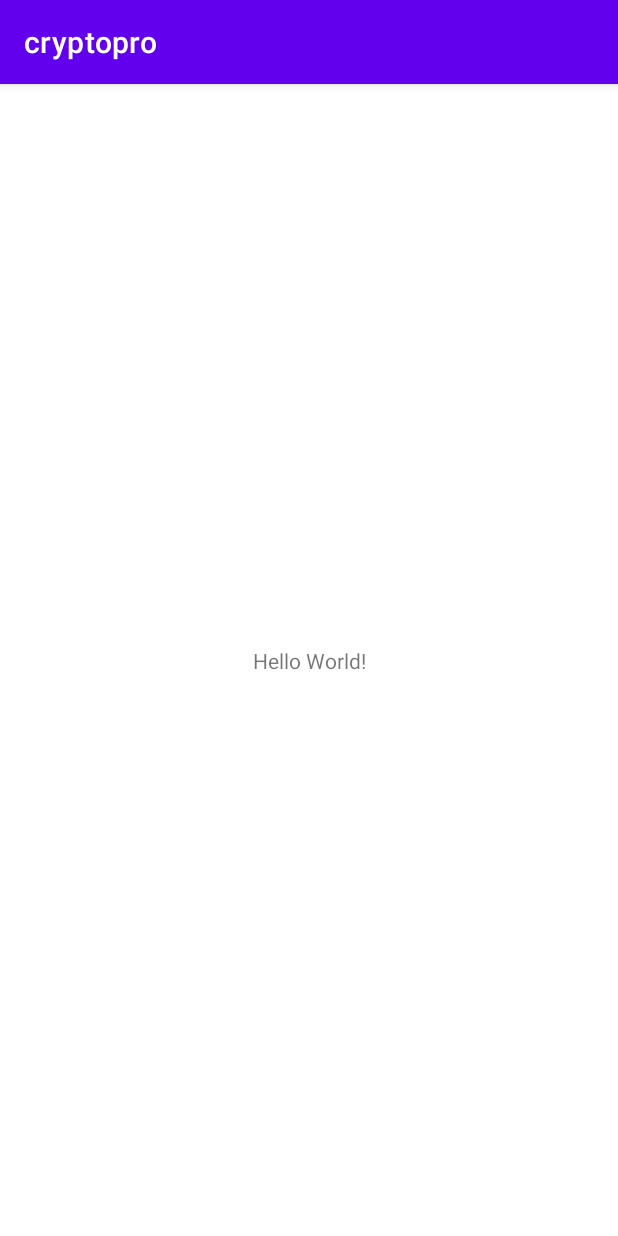
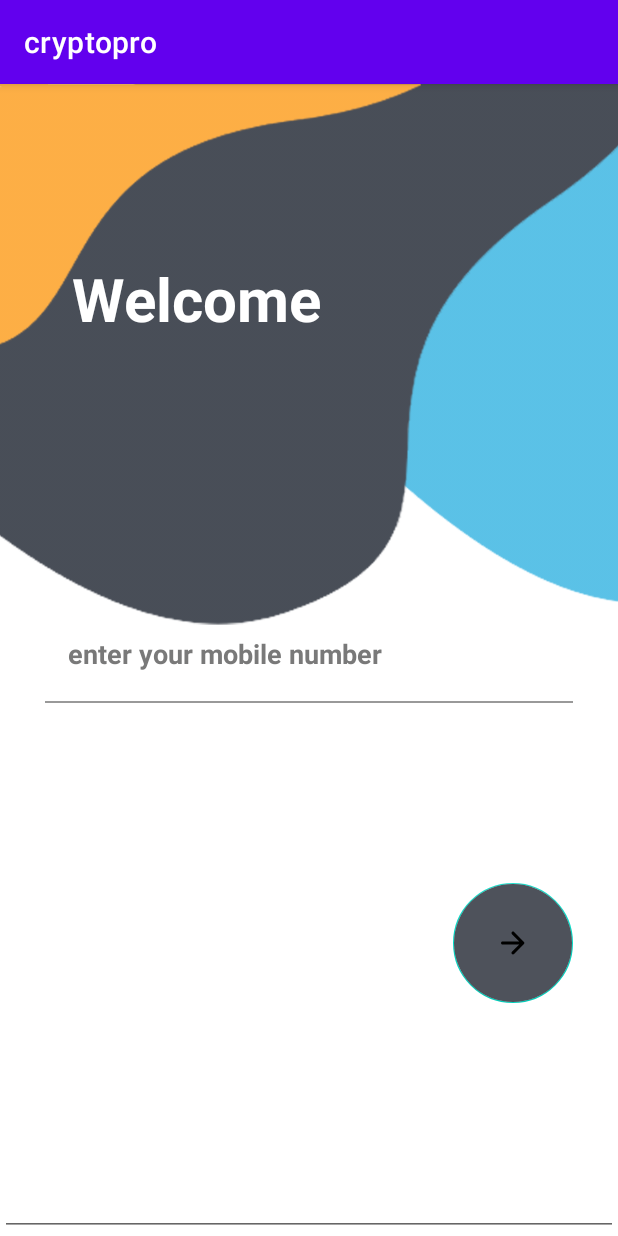
Before and after one commit to kamal787818/cryptopro, an Android app: the screen it shows after launch (MainActivity before the commit, loginactivity after it), on a phone screen of 412 x 824 dp. Run offline under Robolectric (Android 15) with nearby library versions, the light colour scheme and no system bars.

Commit message:
dekh liyo

```diff
--- a/app/src/main/AndroidManifest.xml
+++ b/app/src/main/AndroidManifest.xml
@@ -11,6 +11,9 @@
         android:theme="@style/Theme.Cryptopro">
         <activity
             android:name=".MainActivity"
+            android:exported="true" />
+        <activity
+            android:name=".loginactivity"
             android:exported="true">
             <intent-filter>
                 <action android:name="android.intent.action.MAIN" />
--- a/app/src/main/java/com/example/cryptopro/MainActivity.java
+++ b/app/src/main/java/com/example/cryptopro/MainActivity.java
@@ -10,5 +10,7 @@ public class MainActivity extends AppCompatActivity {
     protected void onCreate(Bundle savedInstanceState) {
         super.onCreate(savedInstanceState);
         setContentView(R.layout.activity_main);
+
+
     }
 }
--- /dev/null
+++ b/app/src/main/java/com/example/cryptopro/loginactivity.java
@@ -0,0 +1,21 @@
+package com.example.cryptopro;
+
+import androidx.appcompat.app.AppCompatActivity;
+
+import android.graphics.Color;
+import android.os.Bundle;
+import android.view.WindowManager;
+
+public class loginactivity extends AppCompatActivity {
+
+    @Override
+    protected void onCreate(Bundle savedInstanceState) {
+        super.onCreate(savedInstanceState);
+        setContentView(R.layout.activity_loginactivity);
+        getWindow().setFlags(WindowManager.LayoutParams.FLAG_LAYOUT_NO_LIMITS,
+                WindowManager.LayoutParams.FLAG_LAYOUT_NO_LIMITS);
+        getWindow().setStatusBarColor(Color.TRANSPARENT);
+        setContentView(R.layout.activity_loginactivity);
+
+    }
+}
--- /dev/null
+++ b/app/src/main/res/drawable/ic_launcher_foreground.xml
@@ -0,0 +1,34 @@
+<vector xmlns:android="http://schemas.android.com/apk/res/android"
+    xmlns:aapt="http://schemas.android.com/aapt"
+    android:width="108dp"
+    android:height="108dp"
+    android:viewportWidth="108"
+    android:viewportHeight="108">
+    <path
+        android:fillType="evenOdd"
+        android:pathData="M32,64C32,64 38.39,52.99 44.13,50.95C51.37,48.37 70.14,49.57 70.14,49.57L108.26,87.69L108,109.01L75.97,107.97L32,64Z"
+        android:strokeWidth="1"
+        android:strokeColor="#00000000">
+        <aapt:attr name="android:fillColor">
+            <gradient
+                android:endX="78.5885"
+                android:endY="90.9159"
+                android:startX="48.7653"
+                android:startY="61.0927"
+                android:type="linear">
+                <item
+                    android:color="#44000000"
+                    android:offset="0.0" />
+                <item
+                    android:color="#00000000"
+                    android:offset="1.0" />
+            </gradient>
+        </aapt:attr>
+    </path>
+    <path
+        android:fillColor="#FFFFFF"
+        android:fillType="nonZero"
+        android:pathData="M66.94,46.02L66.94,46.02C72.44,50.07 76,56.61 76,64L32,64C32,56.61 35.56,50.11 40.98,46.06L36.18,41.19C35.45,40.45 35.45,39.3 36.18,38.56C36.91,37.81 38.05,37.81 38.78,38.56L44.25,44.05C47.18,42.57 50.48,41.71 54,41.71C57.48,41.71 60.78,42.57 63.68,44.05L69.11,38.56C69.84,37.81 70.98,37.81 71.71,38.56C72.44,39.3 72.44,40.45 71.71,41.19L66.94,46.02ZM62.94,56.92C64.08,56.92 65,56.01 65,54.88C65,53.76 64.08,52.85 62.94,52.85C61.8,52.85 60.88,53.76 60.88,54.88C60.88,56.01 61.8,56.92 62.94,56.92ZM45.06,56.92C46.2,56.92 47.13,56.01 47.13,54.88C47.13,53.76 46.2,52.85 45.06,52.85C43.92,52.85 43,53.76 43,54.88C43,56.01 43.92,56.92 45.06,56.92Z"
+        android:strokeWidth="1"
+        android:strokeColor="#00000000" />
+</vector>
--- /dev/null
+++ b/app/src/main/res/drawable/round_arrow_forward_24.xml
@@ -0,0 +1,10 @@
+<vector xmlns:android="http://schemas.android.com/apk/res/android"
+        android:width="55dp"
+        android:height="55dp"
+        android:viewportWidth="24.0"
+        android:viewportHeight="24.0"
+        android:tint="?attr/colorControlNormal">
+    <path
+        android:fillColor="@android:color/white"
+        android:pathData="M5,13h11.17l-4.88,4.88c-0.39,0.39 -0.39,1.03 0,1.42 0.39,0.39 1.02,0.39 1.41,0l6.59,-6.59c0.39,-0.39 0.39,-1.02 0,-1.41l-6.58,-6.6c-0.39,-0.39 -1.02,-0.39 -1.41,0 -0.39,0.39 -0.39,1.02 0,1.41L16.17,11H5c-0.55,0 -1,0.45 -1,1s0.45,1 1,1z"/>
+</vector>
--- /dev/null
+++ b/app/src/main/res/layout/activity_loginactivity.xml
@@ -0,0 +1,155 @@
+<?xml version="1.0" encoding="utf-8"?>
+<androidx.constraintlayout.widget.ConstraintLayout
+    xmlns:android="http://schemas.android.com/apk/res/android"
+    xmlns:app="http://schemas.android.com/apk/res-auto"
+    xmlns:tools="http://schemas.android.com/tools"
+    android:layout_width="match_parent"
+    android:layout_height="match_parent"
+    android:visibility="visible"
+    tools:context=".loginactivity">
+    <ImageView
+        android:id="@+id/imageView"
+        android:layout_width="match_parent"
+        android:layout_height="match_parent"
+        android:scaleType="centerCrop"
+        android:src="@drawable/background_image_one_signin" />
+
+    <TextView
+        android:layout_width="wrap_content"
+        android:layout_height="wrap_content"
+        android:layout_marginStart="8dp"
+        android:layout_marginTop="116dp"
+        android:layout_marginEnd="8dp"
+        android:text="Welcome"
+        android:textColor="@android:color/white"
+        android:textSize="40sp"
+        android:textStyle="bold"
+        app:layout_constraintEnd_toEndOf="parent"
+        app:layout_constraintHorizontal_bias="0.174"
+        app:layout_constraintStart_toStartOf="parent"
+        app:layout_constraintTop_toTopOf="@+id/imageView" />
+
+    <LinearLayout
+        android:layout_width="match_parent"
+        android:layout_height="match_parent"
+        android:gravity="bottom"
+        android:orientation="vertical">
+
+        <EditText
+            android:layout_width="match_parent"
+            android:layout_height="wrap_content"
+            android:textStyle="bold"
+            android:layout_marginStart="30dp"
+            android:layout_marginEnd="30dp"
+            android:backgroundTint="@android:color/transparent"
+            android:hint="enter your mobile number"
+            android:inputType="phone"
+            android:padding="15dp"
+            android:textColor="#292929"
+            android:textColorHint="#797979" />
+
+<!--        <RelativeLayout-->
+<!--            android:layout_width="match_parent"-->
+<!--            android:layout_height="1dp"-->
+<!--            android:layout_marginStart="30dp"-->
+<!--            android:layout_marginTop="4dp"-->
+<!--            android:layout_marginEnd="30dp"-->
+<!--            android:background="#999999" />-->
+
+<!--        <EditText-->
+<!--            android:layout_width="match_parent"-->
+<!--            android:layout_height="wrap_content"-->
+<!--            android:layout_marginStart="30dp"-->
+<!--            android:layout_marginEnd="30dp"-->
+<!--            android:backgroundTint="@android:color/transparent"-->
+<!--            android:hint="Password"-->
+<!--            android:inputType="textPassword"-->
+<!--            android:padding="15dp"-->
+<!--            android:textColor="#292929"-->
+<!--            android:textColorHint="#797979" />-->
+
+        <RelativeLayout
+            android:layout_width="match_parent"
+            android:layout_height="1dp"
+            android:layout_marginStart="30dp"
+            android:layout_marginTop="4dp"
+            android:layout_marginEnd="30dp"
+            android:background="#999999" />
+
+        <RelativeLayout
+            android:layout_width="match_parent"
+            android:layout_marginTop="10dp"
+            android:layout_height="wrap_content">
+
+            <com.google.android.material.floatingactionbutton.FloatingActionButton
+                android:layout_width="wrap_content"
+                android:layout_height="wrap_content"
+                android:layout_alignParentEnd="true"
+                android:layout_centerInParent="true"
+                android:layout_marginTop="20dp"
+                android:layout_marginEnd="30dp"
+                android:layout_marginBottom="200dp"
+                android:backgroundTint="#4E525B"
+                android:elevation="0dp"
+                android:src="@drawable/round_arrow_forward_24"
+                android:tint="@android:color/white"
+                app:elevation="0dp"
+                app:fabCustomSize="80dp"
+                tools:ignore="RelativeOverlap" />
+
+            <!--            <TextView-->
+<!--                android:layout_width="wrap_content"-->
+<!--                android:layout_height="wrap_content"-->
+<!--                android:layout_alignParentStart="true"-->
+<!--                android:layout_centerInParent="true"-->
+<!--                android:layout_marginStart="30dp"-->
+<!--                android:text="Sign in"-->
+<!--                android:textColor="#191919"-->
+<!--                android:textSize="25sp"-->
+<!--                android:padding="15dp"-->
+<!--                android:textStyle="bold" />-->
+        </RelativeLayout>
+
+        <EditText
+            android:id="@+id/editTextPhone"
+            android:layout_width="match_parent"
+            android:layout_height="wrap_content"
+            android:ems="10"
+            android:inputType="phone" />
+
+        <!--        <RelativeLayout-->
+<!--            android:layout_width="match_parent"-->
+<!--            android:layout_height="wrap_content"-->
+<!--            android:layout_marginBottom="50dp"-->
+<!--            android:layout_marginTop="20dp">-->
+
+<!--            <TextView-->
+<!--                android:layout_width="wrap_content"-->
+<!--                android:layout_height="wrap_content"-->
+<!--                android:layout_alignParentStart="true"-->
+<!--                android:layout_centerInParent="true"-->
+<!--                android:layout_marginStart="30dp"-->
+<!--                android:padding="15dp"-->
+<!--                android:onClick="OpenSignupPage"-->
+<!--                android:text="Sign up"-->
+<!--                android:textSize="18sp"-->
+<!--                android:textStyle="bold" />-->
+
+<!--            <TextView-->
+<!--                android:layout_width="wrap_content"-->
+<!--                android:layout_height="wrap_content"-->
+<!--                android:layout_alignParentEnd="true"-->
+<!--                android:layout_centerInParent="true"-->
+<!--                android:layout_marginEnd="30dp"-->
+<!--                android:padding="15dp"-->
+<!--                android:text="Forgot Password"-->
+<!--                android:textSize="18sp"-->
+<!--                android:textStyle="bold" />-->
+<!--        </RelativeLayout>-->
+    </LinearLayout>
+
+
+
+
+
+</androidx.constraintlayout.widget.ConstraintLayout>
```
Also changed, not shown: app/src/main/res/drawable/background_image_one_signin.png (added), app/src/main/res/drawable/background_image_one_signup.png (added).
